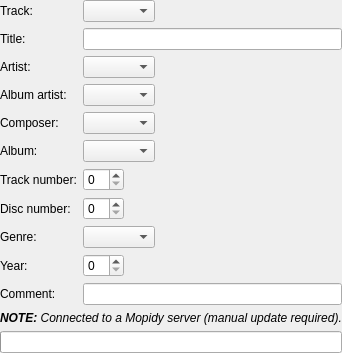
First picture: the form in tags/tageditor.ui, repository CDrummond/cantata, before the edit.
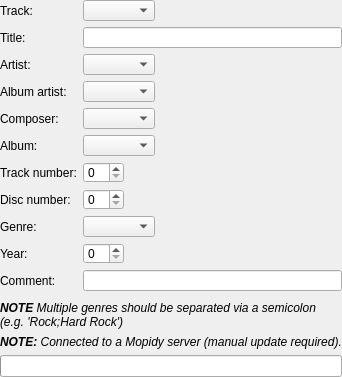
Second picture: the form after the edit. Custom widgets are drawn as their Qt base class.

Commit message: Multiple genre support.

Patch:
```diff
--- a/tags/tageditor.ui
+++ b/tags/tageditor.ui
@@ -164,6 +164,54 @@
    </item>
   </layout>
   </item>
+  <item>
+   <spacer name="verticalSpacer_3x">
+    <property name="orientation">
+     <enum>Qt::Vertical</enum>
+    </property>
+    <property name="sizeType">
+     <enum>QSizePolicy::Fixed</enum>
+    </property>
+    <property name="sizeHint" stdset="0">
+     <size>
+      <width>20</width>
+      <height>4</height>
+     </size>
+    </property>
+   </spacer>
+  </item>
+  <item>
+   <widget class="QLabel" name="label_7x">
+    <property name="text">
+     <string>&lt;i&gt;&lt;b&gt;NOTE&lt;/b&gt; Multiple genres should be separated via a semicolon (e.g. 'Rock;Hard Rock')&lt;/i&gt;</string>
+    </property>
+    <property name="alignment">
+     <set>Qt::AlignLeading|Qt::AlignLeft|Qt::AlignTop</set>
+    </property>
+    <property name="wordWrap">
+     <bool>true</bool>
+    </property>
+    <property name="textInteractionFlags">
+     <set>Qt::NoTextInteraction</set>
+    </property>
+   </widget>
+  </item>
+  <item>
+   <spacer name="mopidyNoteSpacer">
+    <property name="orientation">
+     <enum>Qt::Vertical</enum>
+    </property>
+    <property name="sizeType">
+     <enum>QSizePolicy::MinimumExpanding</enum>
+    </property>
+    <property name="sizeHint" stdset="0">
+     <size>
+      <width>20</width>
+      <height>0</height>
+     </size>
+    </property>
+   </spacer>
+  </item>
   <item>
    <widget class="UrlLabel" name="mopidyNote">
     <property name="text" stdset="0">
```
The commit also changes 15 other files.
